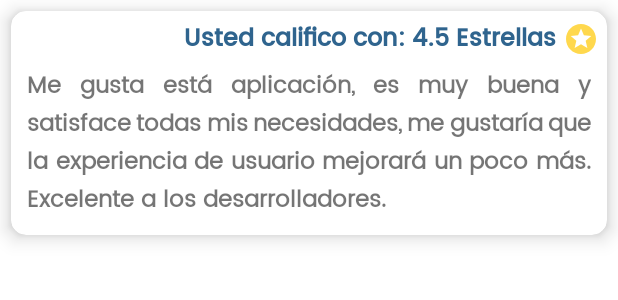
After one commit to Alexander-FM/AppMovil, an Android app: the layout item_mis_sugerencias.xml on its own in the app's theme, with its tools: preview values and no code run, on a phone screen of 412 x 824 dp. The commit adds this screen. Shown: the top 300 px of the screen. Run offline under Robolectric (Android 15) with nearby library versions, the phone set to English and light mode, and no system bars.

Commit message:
Implementación de guardar sugerencias y listar sugerencias por usuario

```diff
--- a/app/src/main/AndroidManifest.xml
+++ b/app/src/main/AndroidManifest.xml
@@ -13,7 +13,8 @@
         android:roundIcon="@mipmap/ic_launcher_round"
         android:supportsRtl="true"
         android:theme="@style/Theme.ComisariaApp">
-        <activity android:name=".activity.BuzonSugerenciasActivity"></activity>
+        <activity android:name=".activity.MisSugerenciasActivity"></activity>
+        <activity android:name=".activity.BuzonSugerenciasActivity" />
         <activity android:name=".activity.CambiarClaveActivity" />
         <activity android:name=".activity.OlvideClaveActivity" />
         <activity android:name=".activity.ConsultarDenuncias" />
--- a/app/src/main/java/com/example/comisariaapp/activity/MenuActivity.java
+++ b/app/src/main/java/com/example/comisariaapp/activity/MenuActivity.java
@@ -111,6 +111,9 @@ public class MenuActivity extends AppCompatActivity implements MainCommunication
             case R.id.misTramites:
                 this.loadActivity(new Intent(this, MisTramitesActivity.class));
                 break;
+            case R.id.misSugerencias:
+                this.loadActivity(new Intent(this, MisSugerenciasActivity.class));
+                break;
         }
         return super.onOptionsItemSelected(item);
     }
--- a/app/src/main/java/com/example/comisariaapp/utils/EmailUtil.java
+++ b/app/src/main/java/com/example/comisariaapp/utils/EmailUtil.java
@@ -33,7 +33,7 @@ public class EmailUtil {
             message.setFrom(new InternetAddress(remitente));
             message.addRecipient(Message.RecipientType.TO, new InternetAddress(destinatario));   //Se podrían añadir varios de la misma manera
             message.setSubject("SOLICITUD DE CAMBIO DE CONTRASEÑA");
-            message.setText("Hola usuario,para restablecer tu contraseña \n  <a href=\"https://www.youtube.com\">Haz click aqui</a>", "UTF-8", "html");
+            message.setText("Hola usuario, para restablecer tu contraseña \n  <a href=\"https://www.youtube.com\">Haz click aqui</a>", "UTF-8", "html");
             Transport transport = session.getTransport("smtp");
             transport.connect("smtp.gmail.com", remitente, clave);
             transport.sendMessage(message, message.getAllRecipients());
--- /dev/null
+++ b/app/src/main/res/drawable/ic_baseline_checklist_24.xml
@@ -0,0 +1,5 @@
+<vector android:height="24dp" android:tint="#874CFF"
+    android:viewportHeight="24" android:viewportWidth="24"
+    android:width="24dp" xmlns:android="http://schemas.android.com/apk/res/android">
+    <path android:fillColor="@android:color/white" android:pathData="M22,7h-9v2h9V7zM22,15h-9v2h9V15zM5.54,11L2,7.46l1.41,-1.41l2.12,2.12l4.24,-4.24l1.41,1.41L5.54,11zM5.54,19L2,15.46l1.41,-1.41l2.12,2.12l4.24,-4.24l1.41,1.41L5.54,19z"/>
+</vector>
--- /dev/null
+++ b/app/src/main/res/drawable/ic_baseline_stars_16.xml
@@ -0,0 +1,5 @@
+<vector android:height="24dp" android:tint="#FFD84D"
+    android:viewportHeight="24" android:viewportWidth="24"
+    android:width="24dp" xmlns:android="http://schemas.android.com/apk/res/android">
+    <path android:fillColor="@android:color/white" android:pathData="M11.99,2C6.47,2 2,6.48 2,12s4.47,10 9.99,10C17.52,22 22,17.52 22,12S17.52,2 11.99,2zM16.23,18L12,15.45 7.77,18l1.12,-4.81 -3.73,-3.23 4.92,-0.42L12,5l1.92,4.53 4.92,0.42 -3.73,3.23L16.23,18z"/>
+</vector>
--- a/app/src/main/res/layout/activity_buzon_sugerencias.xml
+++ b/app/src/main/res/layout/activity_buzon_sugerencias.xml
@@ -97,7 +97,7 @@
 
                 <Button
                     android:layout_below="@+id/txtSugerencia"
-                    android:id="@+id/btnContinuar"
+                    android:id="@+id/btnEnviarSugerencia"
                     android:layout_width="wrap_content"
                     android:layout_height="wrap_content"
                     android:text="Enviar Sugerencia"
--- /dev/null
+++ b/app/src/main/res/layout/item_mis_sugerencias.xml
@@ -0,0 +1,64 @@
+<?xml version="1.0" encoding="utf-8"?>
+<LinearLayout xmlns:android="http://schemas.android.com/apk/res/android"
+    xmlns:app="http://schemas.android.com/apk/res-auto"
+    android:layout_width="match_parent"
+    android:layout_height="match_parent"
+    android:orientation="vertical">
+
+
+    <com.google.android.material.card.MaterialCardView
+        android:layout_width="match_parent"
+        android:layout_height="wrap_content"
+        android:layout_margin="7dp"
+        app:cardCornerRadius="10dp"
+        app:cardElevation="8dp">
+
+        <RelativeLayout
+            android:layout_width="match_parent"
+            android:layout_height="wrap_content"
+            android:padding="5dp">
+
+            <LinearLayout
+                android:layout_width="match_parent"
+                android:layout_height="wrap_content"
+                android:orientation="vertical">
+
+                <RelativeLayout
+                    android:id="@+id/relativeEstrellas"
+                    android:layout_width="match_parent"
+                    android:layout_height="wrap_content">
+
+                    <TextView
+                        android:id="@+id/MisEstrellas"
+                        android:layout_width="wrap_content"
+                        android:layout_height="wrap_content"
+                        android:layout_alignParentEnd="true"
+                        android:drawableEnd="@drawable/ic_baseline_stars_16"
+                        android:fontFamily="@font/poppins_medium"
+                        android:text="Usted califico con: 4.5 Estrellas "
+                        android:textColor="#2F648E"
+                        android:textSize="16sp"
+                        android:textStyle="bold" />
+                </RelativeLayout>
+
+                <RelativeLayout
+                    android:layout_width="match_parent"
+                    android:layout_height="wrap_content"
+                    android:layout_margin="5dp"
+                    android:layout_marginTop="5dp">
+
+                    <TextView
+                        android:id="@+id/txtMiSugerencia"
+                        android:layout_width="wrap_content"
+                        android:layout_height="wrap_content"
+                        android:layout_alignParentStart="true"
+                        android:fontFamily="@font/poppins_regular"
+                        android:justificationMode="inter_word"
+                        android:text="@string/sugerenciatxt"
+                        android:textSize="15sp"
+                        android:textStyle="bold" />
+                </RelativeLayout>
+            </LinearLayout>
+        </RelativeLayout>
+    </com.google.android.material.card.MaterialCardView>
+</LinearLayout>
--- a/app/src/main/res/menu/menu.xml
+++ b/app/src/main/res/menu/menu.xml
@@ -16,6 +16,10 @@
                 android:id="@+id/misTramites"
                 android:icon="@drawable/ic_assigmente"
                 android:title="Mis Trámites" />
+            <item
+                android:id="@+id/misSugerencias"
+                android:icon="@drawable/ic_baseline_checklist_24"
+                android:title="Mis Sugerencias" />
             <item
                 android:id="@+id/contacto"
                 android:icon="@drawable/ic_baseline_contact_mail_24"
--- a/app/src/main/res/values/strings.xml
+++ b/app/src/main/res/values/strings.xml
@@ -35,4 +35,5 @@
     <string name="titulotramites"><u>Mis Trámites</u></string>
     <string name="colaboración">Hola, Usuario, Tú opinión es muy importante para nosotros, comentamos en que aspecto deberíamos mejorar
     para ofrecerles una mejor experencia de usuario. Marca el número de estrellas para calificar la aplicación y dejanos un comentario..</string>
+    <string name="sugerenciatxt">Me gusta está aplicación, es muy buena y satisface todas mis necesidades, me gustaría que la experiencia de usuario mejorará un poco más. Excelente a los desarrolladores.</string>
 </resources>
```
Also changed, not shown: app/src/main/java/com/example/comisariaapp/activity/BuzonSugerenciasActivity.java (+39 -1 lines), app/src/main/java/com/example/comisariaapp/activity/MisSugerenciasActivity.java (added, +78 -0 lines), app/src/main/java/com/example/comisariaapp/adapter/MisSugerenciasAdapter.java (added, +41 -0 lines), app/src/main/java/com/example/comisariaapp/api/ConfigApi.java (+9 -1 lines), app/src/main/java/com/example/comisariaapp/api/SugerenciaApi.java (added, +22 -0 lines), app/src/main/java/com/example/comisariaapp/entity/service/Sugerencia.java (added, +41 -0 lines), app/src/main/java/com/example/comisariaapp/repository/SugerenciaRepository.java (added, +68 -0 lines), app/src/main/java/com/example/comisariaapp/viewmodel/SugerenciaViewModel.java (added, +32 -0 lines), app/src/main/res/layout/activity_mis_sugerencias.xml (added, +32 -0 lines).
